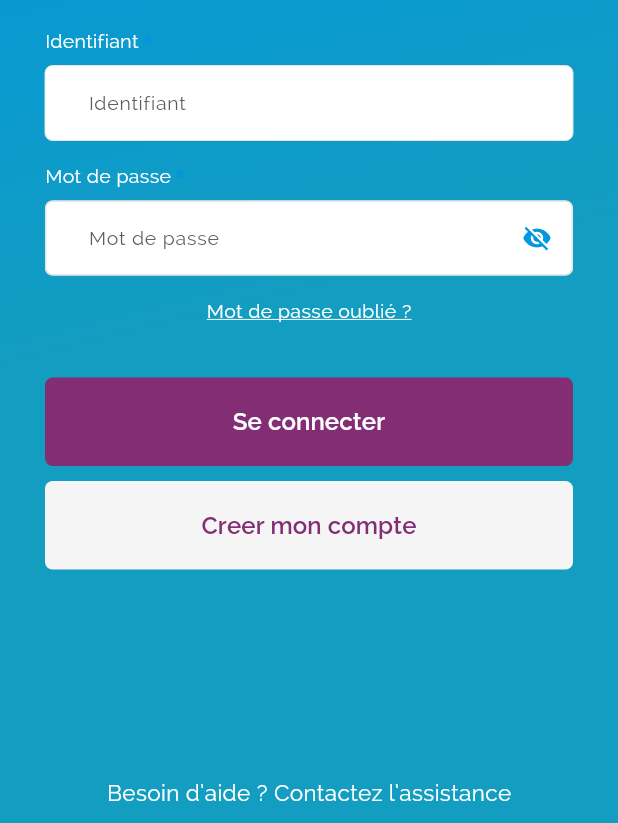
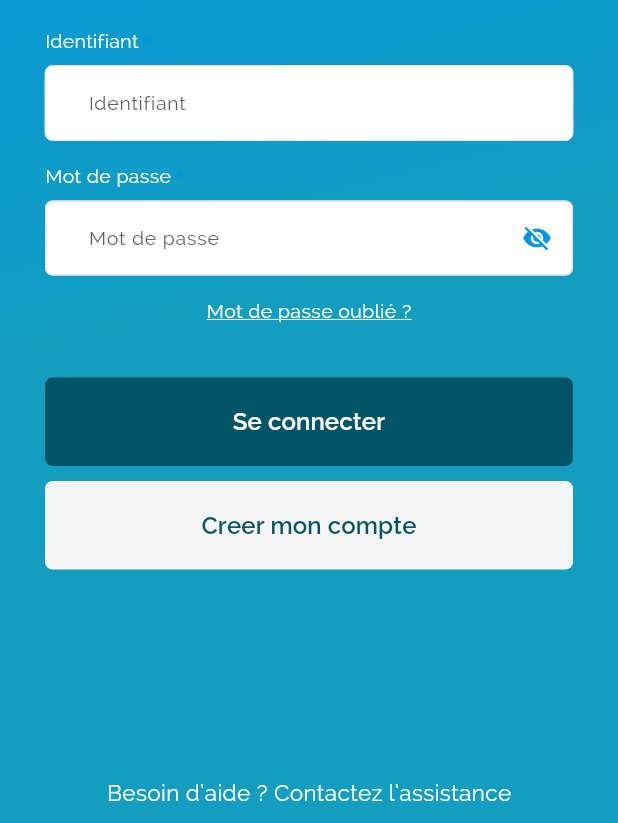
Before and after one commit to mahamani2001/pfee, a Flutter app: the screen it shows after launch, on a phone screen of 412 x 824 dp, the part 413-1236 px from its top. Run offline on Flutter 3.47's test engine with Material 3 defaults, Android fonts, the phone set to English and light mode, and no system bars; our stand-ins replace another_flushbar, connectivity_plus, convert, dio, file_picker, firebase_core and 16 more; missing offline and left inert: cryptography, encrypt, flutter_sound, flutter_webrtc, tflite_flutter; accounts and stored records are empty.

Commit message:
update color

```diff
--- a/lib/screens/splash/splash.dart
+++ b/lib/screens/splash/splash.dart
@@ -230,7 +230,7 @@ class _SplashState extends State<SplashScreen> with TickerProviderStateMixin {
                         FadeTransition(
                           opacity: _animation,
                           child: Image.asset(
-                            'assets/logo.png',
+                            'assets/MYPsy.png',
                             width: 170.0,
                             height: 170.0,
                             color: AppColors.mypsyWhite,
--- a/lib/shared/themes/app_colors.dart
+++ b/lib/shared/themes/app_colors.dart
@@ -4,7 +4,7 @@ class AppColors {
   AppColors._();
   static const mypsyBgApp = Color(0xFFF5F5F5);
   static const mypsyPrimary = Color(0xFF0097E0);
-  static const mypsySecondary = Color(0xFF4F2475);
+  static const mypsySecondary = Color(0xFF139DC0);
   static const mypsyDarkBlue = Color(0xFF139DC0);
   static const mypsyBlack = Color(0xFF000000);
   static const mypsyWhite = Color(0xFFFFFFFF);
@@ -16,7 +16,7 @@ class AppColors {
   static const mypsyGrey = Color(0xFF696969);
   static const mypsyPlaceholderColor = Color(0xFF5C5C5C);
   static const mypsyIconGrey = Color(0xFFA7A7A7);
-  static const mypsyPurple = Color(0xFF832D75);
+  static const mypsyPurple = Color.fromARGB(255, 4, 84, 104);
   static const mypsyDivider = Color(0xFFE6E6E6);
   static const mypsyBottomDivider = Color(0xFFF4F4F4);
 
```
Also changed, not shown: lib/screens/authentification/login.dart (+1 -6 lines).
